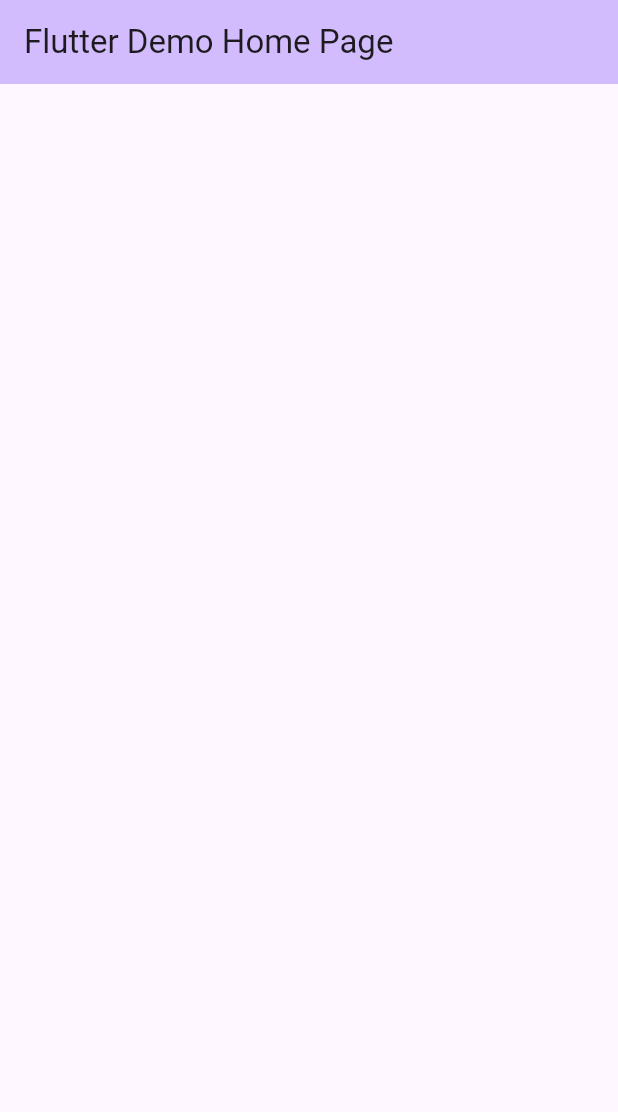
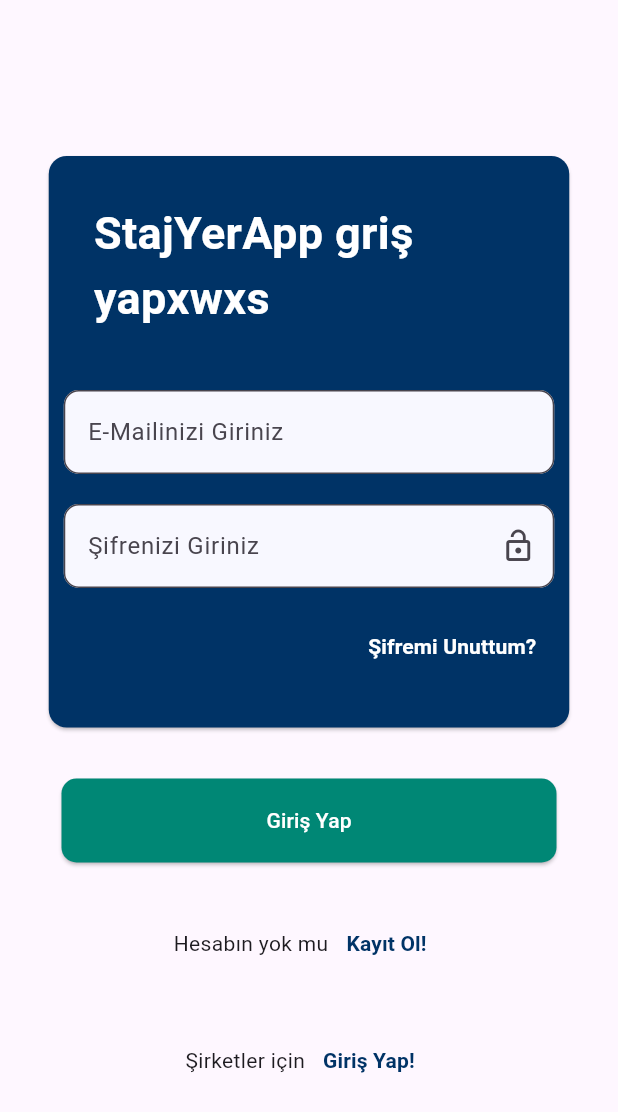
Before and after one commit to metinoztay/StajYerApp-Mobil, a Flutter app: the screen it shows after launch, on a phone screen of 412 x 824 dp. Shown: the top 1112 px of the screen. Run offline on Flutter 3.47's test engine with Material 3 defaults, Android fonts, the light colour scheme and no system bars.

Commit message:
login page tamamlandı

```diff
--- a/stajyer_app/lib/main.dart
+++ b/stajyer_app/lib/main.dart
@@ -1,4 +1,5 @@
 import 'package:flutter/material.dart';
+import 'package:stajyer_app/views/pages/splashScreen.dart';
 
 void main() {
   runApp(const MyApp());
@@ -16,7 +17,7 @@
         colorScheme: ColorScheme.fromSeed(seedColor: Colors.deepPurple),
         useMaterial3: true,
       ),
-      home: const MyHomePage(title: 'Flutter Demo Home Page'),
+      home: SplashScreen()
     );
   }
 }
--- /dev/null
+++ b/stajyer_app/lib/models/loginModel.dart
@@ -0,0 +1,29 @@
+///
+/// Code generated by jsonToDartModel https://ashamp.github.io/jsonToDartModel/
+///
+class LoginModel {
+/*
+{
+  "uemail": "string",
+  "upassword": "string"
+}
+*/
+
+  String? uemail;
+  String? upassword;
+
+  LoginModel({
+    this.uemail,
+    this.upassword,
+  });
+  LoginModel.fromJson(Map<String, dynamic> json) {
+    uemail = json['uemail']?.toString();
+    upassword = json['upassword']?.toString();
+  }
+  Map<String, dynamic> toJson() {
+    final data = <String, dynamic>{};
+    data['uemail'] = uemail;
+    data['upassword'] = upassword;
+    return data;
+  }
+}
--- /dev/null
+++ b/stajyer_app/lib/services/endpoints.dart
@@ -0,0 +1,12 @@
+class Endpoints {
+  Endpoints._(); //sınfın dışarıdan örneklenmesini engellemek için
+  static const String baseUrl = "http://stajyerapp.runasp.net/api";
+
+  static const String login = '$baseUrl/User/Login';
+
+
+
+  static const int receiveTimeout =
+      15000; // sunucudan yanıtın alınması gereken max süre
+  static const int connectionTimeout = 15000; //sunucuya bağlanma süresi
+}
--- a/stajyer_app/lib/utils/colors.dart
+++ b/stajyer_app/lib/utils/colors.dart
@@ -5,3 +5,4 @@ Color ilanCard = Color.fromARGB(255, 0, 135, 117);
 Color GirisCard = Color.fromARGB(255, 219, 226, 239);
 Color button = Color.fromARGB(255, 0, 51, 102);
 Color text = Color.fromARGB(255, 0, 51, 102);
+Color background = Color.fromARGB(255, 248, 248, 255);
--- /dev/null
+++ b/stajyer_app/lib/views/pages/loginPage.dart
@@ -0,0 +1,207 @@
+import 'package:flutter/cupertino.dart';
+import 'package:flutter/material.dart';
+import 'package:flutter/widgets.dart';
+import 'package:stajyer_app/models/loginModel.dart';
+import 'package:stajyer_app/services/loginService.dart';
+import 'package:stajyer_app/utils/colors.dart';
+import 'package:stajyer_app/views/pages/homePage.dart';
+
+class LoginPage extends StatefulWidget {
+  const LoginPage({super.key});
+
+  @override
+  State<LoginPage> createState() => _LoginPageState();
+}
+
+class _LoginPageState extends State<LoginPage> {
+
+    bool obscurePassword = true;
+
+
+  final TextEditingController _emailController = TextEditingController();
+  final TextEditingController _passwordController = TextEditingController();
+
+  final LoginService _loginService = LoginService();
+
+  @override
+  Widget build(BuildContext context) {
+    return Scaffold(
+      body: SingleChildScrollView(
+        child: Column(
+          children: [
+            Center(
+              child: SizedBox(
+                width: 355,
+                child: Padding(
+                  padding: const EdgeInsets.only(top: 100.0),
+                  child: Card(
+                    color: button,
+                    child: Column(
+                      crossAxisAlignment: CrossAxisAlignment.start,
+                      children: [
+                        Padding(
+                          padding: const EdgeInsets.all(30.0),
+                          child: Text(
+                            "StajYerApp griş yapxwxs",
+                            style: TextStyle(
+                                color: Colors.white,
+                                fontSize: 30,
+                                fontWeight: FontWeight.bold),
+                          ),
+                        ),
+                        Padding(
+                          padding: const EdgeInsets.all(10.0),
+                          child: TextFormField(
+                            controller: _emailController,
+                            decoration: InputDecoration(
+                                focusedBorder: OutlineInputBorder(
+                                  borderRadius: BorderRadius.circular(10.0),
+                                  borderSide: BorderSide(
+                                    color: Colors
+                                        .blue, // Odaklanıldığında kenarlık rengi
+                                    width:
+                                        2.0, // Odaklanıldığında kenarlık kalınlığı
+                                  ),
+                                ),
+                                hintText: "E-Mailinizi Giriniz",
+                                filled: true,
+                                fillColor: background,
+                                border: OutlineInputBorder(
+                                    borderRadius: BorderRadius.circular(10))),
+                          ),
+                        ),
+                        Padding(
+                          padding: const EdgeInsets.all(10.0),
+                          child: TextFormField(
+                            controller: _passwordController,
+                            obscureText: obscurePassword,
+                            decoration: InputDecoration(
+
+                                focusedBorder: OutlineInputBorder(
+                                  borderRadius: BorderRadius.circular(10.0),
+                                  borderSide: BorderSide(
+                                    color: Colors
+                                        .blue, // Odaklanıldığında kenarlık rengi
+                                    width:
+                                        2.0, // Odaklanıldığında kenarlık kalınlığı
+                                  ),
+                                ),
+                                suffixIcon:IconButton(onPressed: (){
+                                  setState(() {
+                                    obscurePassword = !obscurePassword;
+                                  });
+                                }, icon: Icon(
+
+                                   obscurePassword
+                              ? Icons.lock_open
+                              : Icons.lock
+                                ),),
+
+
+                                hintText: "Şifrenizi Giriniz",
+                                filled: true,
+                                fillColor: background,
+                                border: OutlineInputBorder(
+
+                                    borderRadius: BorderRadius.circular(10))),
+                          ),
+                        ),
+                        Align(
+                            alignment: Alignment.centerRight,
+                            child: Padding(
+                              padding: const EdgeInsets.only(
+                                  right: 10.0, bottom: 30, top: 5),
+                              child: TextButton(
+                                  onPressed: () {},
+                                  child: Text(
+                                    "Şifremi Unuttum?",
+                                    style: TextStyle(
+                                        color: Colors.white,
+                                        fontWeight: FontWeight.bold),
+                                  )),
+                            )),
+                      ],
+                    ),
+                  ),
+                ),
+              ),
+            ),
+            Padding(
+              padding: const EdgeInsets.only(top: 30.0, bottom: 30),
+              child: SizedBox(
+                  width: 330,
+                  child: ElevatedButton(
+                      onPressed: () async{
+
+
+
+                        final loginModel = LoginModel(
+                          uemail: _emailController.text,
+                          upassword: _passwordController.text
+                        );
+
+                        final success = await _loginService.login(loginModel);
+
+                        if (success) {
+                          Navigator.push(
+                              context, MaterialPageRoute(builder: (context) => HomePage()));
+                        }
+                        else{
+                          ScaffoldMessenger.of(context).showSnackBar(SnackBar(
+                            content: Text('Giriş Başarısız Lütfen tekrar dene'),
+                          ));
+                        }
+                      },
+                      style: ElevatedButton.styleFrom(
+                          backgroundColor: ilanCard,
+                          foregroundColor: Colors.white,
+                          shape: RoundedRectangleBorder(
+                              borderRadius: BorderRadius.circular(10))),
+                      child: Padding(
+                        padding: const EdgeInsets.all(18.0),
+                        child: Text("Giriş Yap"),
+                      ))),
+            ),
+            Row(
+              mainAxisAlignment: MainAxisAlignment.center,
+              children: [
+                Text(
+                  "Hesabın yok mu",
+                  style: TextStyle(fontWeight: FontWeight.normal),
+                ),
+                TextButton(
+                    onPressed: () {},
+                    child: Text(
+                      "Kayıt Ol!",
+                      style:
+                          TextStyle(color: button, fontWeight: FontWeight.bold),
+                    ))
+              ],
+            ),
+            Padding(
+              padding: const EdgeInsets.only(top: 30.0),
+              child: Row(
+                mainAxisAlignment: MainAxisAlignment.center,
+                children: [
+                  Text(
+                    "Şirketler için",
+                    style: TextStyle(fontWeight: FontWeight.normal),
+                  ),
+                  TextButton(
+                      onPressed: () {
+
+                      },
+                      child: Text(
+                        "Giriş Yap!",
+                        style: TextStyle(
+                            color: button, fontWeight: FontWeight.bold),
+                      ))
+                ],
+              ),
+            )
+          ],
+        ),
+      ),
+    );
+  }
+}
--- a/stajyer_app/pubspec.yaml
+++ b/stajyer_app/pubspec.yaml
@@ -35,6 +35,7 @@ dependencies:
   # The following adds the Cupertino Icons font to your application.
   # Use with the CupertinoIcons class for iOS style icons.
   cupertino_icons: ^1.0.6
+  http: ^1.2.2
 
 dev_dependencies:
   flutter_test:
```
Also changed, not shown: stajyer_app/lib/services/loginService.dart (added, +53 -0 lines), stajyer_app/lib/views/pages/homePage.dart (added, +15 -0 lines), stajyer_app/lib/views/pages/logindemneme.dart (added, +195 -0 lines), stajyer_app/lib/views/pages/splashScreen.dart (added, +43 -0 lines).
